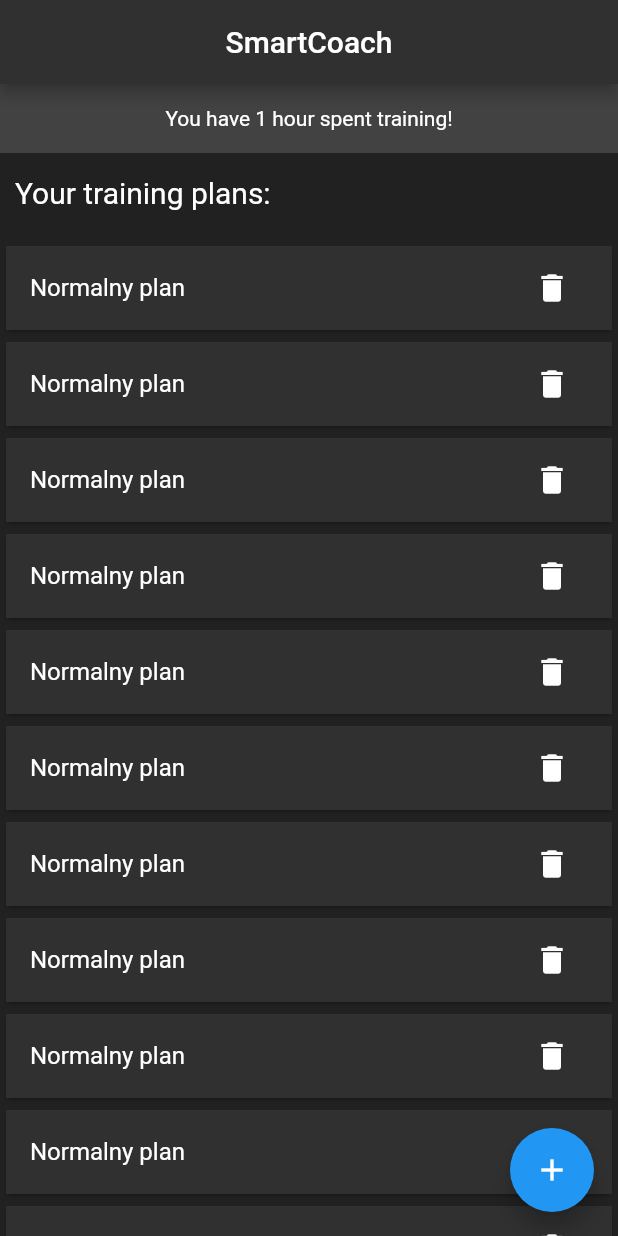
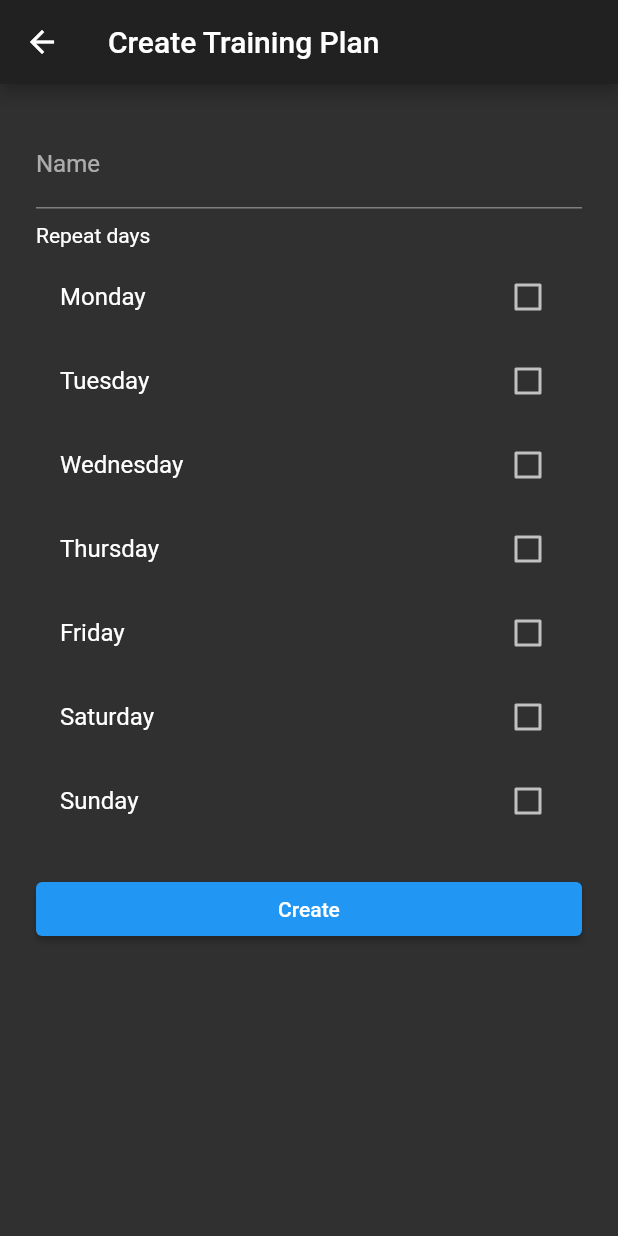
Before and after one commit to jegor377/SmartCoach, a Flutter app: the screen it shows after launch, after a tap on the "add" icon, on a phone screen of 412 x 824 dp. Run offline on Flutter 3.47's test engine with Material 2 defaults, Android fonts, the light colour scheme and no system bars; our stand-ins replace flutter_spinkit.

Commit message:
Working on creating_training_plan.dart. Changed training.dart classes' constructors and TrainingPlan way of storing repeating days.

```diff
--- a/lib/data/training.dart
+++ /dev/null
@@ -1,71 +0,0 @@
-/*
-{
-  "plans": [
-    {
-    "name": "abc",
-    "repeating_days": [0, 2, 4],
-    "exercises": [
-      {
-        "type": 0,
-        "descritption": "bla bla"
-      },
-      {
-        "type": 1,
-        "descritption": "bla bla",
-        "time": 30
-      }
-      ]
-    }
-  ]
-}
-*/
-
-class TrainingPlan {
-  String name;
-  List<int> repeating_days;
-  List<TrainingExercise> exercises;
-
-  TrainingPlan({required this.name, required this.repeating_days, required this.exercises});
-
-  factory TrainingPlan.fromJson(Map plan) {
-    TrainingPlan result = TrainingPlan(
-        name: plan['name'],
-        repeating_days: plan['repeating_days'],
-        exercises: []
-    );
-    for(Map exercise in plan['exercises']) {
-      switch(exercise['type']) {
-        case 0:
-          result.exercises.add(TrainingExercise.fromJson(exercise));
-          break;
-        case 1:
-          result.exercises.add(TimedTrainingExercise.fromJson(exercise));
-          break;
-      }
-    }
-    return result;
-  }
-}
-
-class TrainingExercise {
-  final String description;
-
-  TrainingExercise({required this.description});
-
-  factory TrainingExercise.fromJson(Map exercise) {
-    return TrainingExercise(description: exercise['description']);
-  }
-}
-
-class TimedTrainingExercise extends TrainingExercise {
-  final int time;
-
-  TimedTrainingExercise({required String description, required this.time}) : super(description: description);
-
-  factory TimedTrainingExercise.fromJson(Map exercise) {
-    return TimedTrainingExercise(
-      description: exercise['description'],
-      time: exercise['time'],
-    );
-  }
-}
--- a/lib/main.dart
+++ b/lib/main.dart
@@ -1,8 +1,7 @@
-import 'package:flutter/cupertino.dart';
 import 'package:flutter/material.dart';
-import 'package:smart_coach/data/training.dart';
-import 'package:smart_coach/pages/home.dart';
-import 'package:smart_coach/pages/loading.dart';
+import 'package:smart_coach/screens/creating_training_plan.dart';
+import 'package:smart_coach/screens/home.dart';
+import 'package:smart_coach/screens/loading.dart';
 
 void main() {
   runApp(MyApp());
@@ -14,10 +13,12 @@ class MyApp extends StatelessWidget {
   Widget build(BuildContext context) {
     return MaterialApp(
       title: 'SmartCoach',
-      initialRoute: '/loading',
+      initialRoute: LoadingTrainingPlanScreen.routeName,
+      theme: ThemeData.dark(),
       routes: {
-        '/home': (context) => HomePage(title: "SmartCoach"),
-        '/loading': (context) => LoadingTrainingPlan()
+        HomePageScreen.routeName: (context) => HomePageScreen(title: "SmartCoach"),
+        LoadingTrainingPlanScreen.routeName: (context) => LoadingTrainingPlanScreen(),
+        CreatingTrainingPlanScreen.routeName: (context) => CreatingTrainingPlanScreen(),
       },
     );
   }
--- /dev/null
+++ b/lib/models/training.dart
@@ -0,0 +1,111 @@
+/*
+{
+  "plans": [
+    {
+    "name": "abc",
+    "repeating_days": [0, 2, 4],
+    "exercises": [
+      {
+        "type": 0,
+        "descritption": "bla bla"
+      },
+      {
+        "type": 1,
+        "descritption": "bla bla",
+        "time": 30
+      }
+      ]
+    }
+  ]
+}
+*/
+
+class TrainingPlan {
+  String name = '';
+  bool repeatsOnMonday = false;
+  bool repeatsOnTuesday = false;
+  bool repeatsOnWednesday = false;
+  bool repeatsOnThursday = false;
+  bool repeatsOnFriday = false;
+  bool repeatsOnSaturday = false;
+  bool repeatsOnSunday = false;
+  List<TrainingExercise> exercises = [];
+
+  TrainingPlan({
+    required this.name,
+    this.repeatsOnMonday = false,
+    this.repeatsOnTuesday = false,
+    this.repeatsOnWednesday = false,
+    this.repeatsOnThursday = false,
+    this.repeatsOnFriday = false,
+    this.repeatsOnSaturday = false,
+    this.repeatsOnSunday = false,
+    required this.exercises,
+  });
+
+  TrainingPlan.empty();
+
+  factory TrainingPlan.fromJson(Map plan) {
+    TrainingPlan result = TrainingPlan.empty();
+    for(Map exercise in plan['exercises']) {
+      switch(exercise['type']) {
+        case 0:
+          result.exercises.add(TrainingExercise.fromJson(exercise));
+          break;
+        case 1:
+          result.exercises.add(TimedTrainingExercise.fromJson(exercise));
+          break;
+      }
+    }
+    result.name = plan['name'];
+    for(int day in plan['repeating_days']) {
+      switch(day) {
+        case 0: // monday
+          result.repeatsOnMonday = true;
+          break;
+        case 1: // tuesday
+          result.repeatsOnTuesday = true;
+          break;
+        case 2: // wednesday
+          result.repeatsOnWednesday = true;
+          break;
+        case 3: // thursday
+          result. repeatsOnThursday = true;
+          break;
+        case 4: // friday
+          result.repeatsOnFriday = true;
+          break;
+        case 5: // saturday
+          result.repeatsOnSaturday = true;
+          break;
+        case 6: // sunday
+          result.repeatsOnSunday = true;
+          break;
+      }
+    }
+    return result;
+  }
+}
+
+class TrainingExercise {
+  String description;
+
+  TrainingExercise({this.description = ''});
+
+  factory TrainingExercise.fromJson(Map exercise) {
+    return TrainingExercise(description: exercise['description']);
+  }
+}
+
+class TimedTrainingExercise extends TrainingExercise {
+  int time;
+
+  TimedTrainingExercise({String description = '', this.time = 0}) : super(description: description);
+
+  factory TimedTrainingExercise.fromJson(Map exercise) {
+    return TimedTrainingExercise(
+      description: exercise['description'],
+      time: exercise['time'],
+    );
+  }
+}
--- a/lib/pages/home.dart
+++ /dev/null
@@ -1,126 +0,0 @@
-import 'package:flutter/material.dart';
-import 'package:smart_coach/data/training.dart';
-import 'package:smart_coach/widgets/headline.dart';
-
-class HomePage extends StatefulWidget {
-  HomePage({Key? key, required this.title}) : super(key: key);
-
-  final String title;
-
-  @override
-  _HomePageState createState() => _HomePageState();
-}
-
-class _HomePageState extends State<HomePage> {
-  int _trained_time = 65;
-  List<TrainingPlan> plans = [
-    TrainingPlan(
-      name: "Normalny plan",
-      repeating_days: [0, 2, 4],
-      exercises: [
-        TrainingExercise(description: "20 przysiadow"),
-        TrainingExercise(description: "10 pompek"),
-        TimedTrainingExercise(description: "30 sekund planka", time: 30),
-      ],
-    )
-  ];
-
-  void _incrementCounter() {
-    setState(() {
-      _trained_time++;
-    });
-  }
-
-  String _getTimeSpentWorkingLabel() {
-    int hours = _trained_time ~/ 60;
-    return hours == 1 ? '1 hour' : '$hours hours';
-  }
-
-  @override
-  Widget build(BuildContext context) {
-    //plans = plans.isEmpty ? ModalRoute.of(context)!.settings.arguments as List<TrainingPlan> : plans;
-
-    return Scaffold(
-      backgroundColor: Colors.grey[900],
-      appBar: AppBar(
-        centerTitle: true,
-        title: Text(widget.title),
-        backgroundColor: Colors.grey[850],
-      ),
-      body: Column(
-        mainAxisAlignment: MainAxisAlignment.start,
-        crossAxisAlignment: CrossAxisAlignment.start,
-        children: [
-          Container(
-            decoration: BoxDecoration(
-              color: Colors.grey[800],
-            ),
-            child: SizedBox(
-              width: double.infinity,
-              child: Padding(
-                  padding: EdgeInsets.symmetric(vertical: 15.0),
-                  child: Center(
-                    child: Text(
-                      'You have ${_getTimeSpentWorkingLabel()} spent training!',
-                      style: TextStyle(color: Colors.white),
-                    ),
-                  )
-              ),
-            ),
-          ),
-          Headline(text_content: 'Your training plans:'),
-          Expanded(
-            child: ListView.builder(
-              scrollDirection: Axis.vertical,
-              shrinkWrap: true,
-              itemCount: 100,
-              itemBuilder: (context, index) {
-                return Card(
-                  child: ListTile(
-                    onTap: () {
-                      print('TAP');
-                    },
-                    title: Text(plans[0].name, style: TextStyle(color: Colors.white),),
-                    trailing: IconButton(
-                      icon: const Icon(Icons.delete, color: Colors.white,),
-                      onPressed: () async {
-                        bool result = await showDialog(
-                            context: context,
-                            builder: (BuildContext context) => AlertDialog(
-                              title: const Text('Remove Alert'),
-                              content: const Text('Do you want to remove the plan?'),
-                              actions: [
-                                TextButton(
-                                  onPressed: () {
-                                    Navigator.pop(context, true);
-                                  },
-                                  child: const Text('Yes'),
-                                ),
-                                TextButton(
-                                  onPressed: () {
-                                    Navigator.pop(context, false);
-                                  },
-                                  child: const Text('No'),
-                                ),
-                              ],
-                            )
-                        );
-                        print(result);
-                      },
-                    ),
-                    tileColor: Colors.grey[850],
-                  ),
-                );
-              },
-            ),
-          )
-        ],
-      ),
-      floatingActionButton: FloatingActionButton(
-        onPressed: _incrementCounter,
-        tooltip: 'Increment',
-        child: Icon(Icons.add),
-      ), // This trailing comma makes auto-formatting nicer for build methods.
-    );
-  }
-}
--- /dev/null
+++ b/lib/screens/creating_training_plan.dart
@@ -0,0 +1,131 @@
+import 'package:flutter/material.dart';
+import 'package:smart_coach/models/training.dart';
+
+class CreatingTrainingPlanScreen extends StatefulWidget {
+  static const routeName = '/new_plan';
+
+  const CreatingTrainingPlanScreen({Key? key}) : super(key: key);
+
+  @override
+  _CreatingTrainingPlanScreenState createState() => _CreatingTrainingPlanScreenState();
+}
+
+class _CreatingTrainingPlanScreenState extends State<CreatingTrainingPlanScreen> {
+  final GlobalKey<FormState> _formKey = GlobalKey<FormState>();
+  final _trainingPlan = TrainingPlan.empty();
+
+  @override
+  Widget build(BuildContext context) {
+    return Scaffold(
+      appBar: AppBar(
+        title: Text('Create Training Plan'),
+      ),
+      body: Container(
+        margin: EdgeInsets.fromLTRB(24.0, 24.0, 24.0, 0),
+        child: ListView(
+          shrinkWrap: true,
+          children: [
+            Form(
+              key: _formKey,
+              child: Column(
+                crossAxisAlignment: CrossAxisAlignment.stretch,
+                children: [
+                  TextFormField(
+                    decoration: const InputDecoration(
+                      labelText: "Name",
+                      hintText: "Enter training plan's name",
+                    ),
+                    validator: (String? value) {
+                      if(value == null || value.isEmpty) {
+                        return 'Please enter some name';
+                      }
+                      return null;
+                    },
+                  ),
+                  Padding(
+                    padding: EdgeInsets.fromLTRB(0, 10.0, 0, 5.0),
+                    child: const Text('Repeat days'),
+                  ),
+                  CheckboxListTile(
+                      title: const Text('Monday'),
+                      value: _trainingPlan.repeatsOnMonday,
+                      onChanged: (bool? val) {
+                        setState(() {
+                          _trainingPlan.repeatsOnMonday = val != null ? val : false;
+                        });
+                      }
+                  ),
+                  CheckboxListTile(
+                      title: const Text('Tuesday'),
+                      value: _trainingPlan.repeatsOnTuesday,
+                      onChanged: (bool? val) {
+                        setState(() {
+                          _trainingPlan.repeatsOnTuesday = val != null ? val : false;
+                        });
+                      }
+                  ),
+                  CheckboxListTile(
+                      title: const Text('Wednesday'),
+                      value: _trainingPlan.repeatsOnWednesday,
+                      onChanged: (bool? val) {
+                        setState(() {
+                          _trainingPlan.repeatsOnWednesday = val != null ? val : false;
+                        });
+                      }
+                  ),
+                  CheckboxListTile(
+                      title: const Text('Thursday'),
+                      value: _trainingPlan.repeatsOnThursday,
+                      onChanged: (bool? val) {
+                        setState(() {
+                          _trainingPlan.repeatsOnThursday = val != null ? val : false;
+                        });
+                      }
+                  ),
+                  CheckboxListTile(
+                      title: const Text('Friday'),
+                      value: _trainingPlan.repeatsOnFriday,
+                      onChanged: (bool? val) {
+                        setState(() {
+                          _trainingPlan.repeatsOnFriday = val != null ? val : false;
+                        });
+                      }
+                  ),
+                  CheckboxListTile(
+                      title: const Text('Saturday'),
+                      value: _trainingPlan.repeatsOnSaturday,
+                      onChanged: (bool? val) {
+                        setState(() {
+                          _trainingPlan.repeatsOnSaturday = val != null ? val : false;
+                        });
+                      }
+                  ),
+                  CheckboxListTile(
+                      title: const Text('Sunday'),
+                      value: _trainingPlan.repeatsOnSunday,
+                      onChanged: (bool? val) {
+                        setState(() {
+                          _trainingPlan.repeatsOnSunday = val != null ? val : false;
+                        });
+                      }
+                  ),
+                  Padding(
+                    padding: const EdgeInsets.fromLTRB(0, 20.0, 0, 0),
+                    child: ElevatedButton(
+                      onPressed: () {
+                        if(_formKey.currentState!.validate()) {
+                          print("VALID");
+                        }
+                      },
+                      child: const Text('Create'),
+                    ),
+                  )
+                ],
+              ),
+            ),
+          ],
+        )
+      )
+    );
+  }
+}
--- /dev/null
+++ b/lib/screens/home.dart
@@ -0,0 +1,135 @@
+import 'package:flutter/material.dart';
+import 'package:smart_coach/models/training.dart';
+import 'package:smart_coach/screens/creating_training_plan.dart';
+import 'package:smart_coach/widgets/headline.dart';
+
+class HomePageScreen extends StatefulWidget {
+  static const routeName = '/home';
+
+  HomePageScreen({Key? key, required this.title}) : super(key: key);
+
+  final String title;
+
+  @override
+  _HomePageScreenState createState() => _HomePageScreenState();
+}
+
+class _HomePageScreenState extends State<HomePageScreen> {
+  int _trained_time = 65;
+  List<TrainingPlan> plans = [
+    TrainingPlan(
+      name: "Normalny plan",
+      repeatsOnMonday: true,
+      repeatsOnTuesday: true,
+      repeatsOnFriday: true,
+      exercises: [
+        TrainingExercise(description: "20 przysiadow"),
+        TrainingExercise(description: "10 pompek"),
+        TimedTrainingExercise(description: "30 sekund planka", time: 30),
+      ],
+    )
+  ];
+
+  void _newTrainingPlan() {
+    // setState(() {
+    //   _trained_time++;
+    // });
+    Navigator.push(
+      context,
+      MaterialPageRoute(builder: (context) => CreatingTrainingPlanScreen()),
+    );
+  }
+
+  String _getTimeSpentWorkingLabel() {
+    int hours = _trained_time ~/ 60;
+    return hours == 1 ? '1 hour' : '$hours hours';
+  }
+
+  @override
+  Widget build(BuildContext context) {
+    //plans = plans.isEmpty ? ModalRoute.of(context)!.settings.arguments as List<TrainingPlan> : plans;
+
+    return Scaffold(
+      appBar: AppBar(
+        centerTitle: true,
+        title: Text(widget.title),
+      ),
+      body: Column(
+        mainAxisAlignment: MainAxisAlignment.start,
+        crossAxisAlignment: CrossAxisAlignment.start,
+        children: [
+          Container(
+            decoration: BoxDecoration(
+              color: Theme.of(context).secondaryHeaderColor,
+            ),
+            child: SizedBox(
+              width: double.infinity,
+              child: Padding(
+                  padding: EdgeInsets.symmetric(vertical: 15.0),
+                  child: Center(
+                    child: Text(
+                      'You have ${_getTimeSpentWorkingLabel()} spent training!'
+                    ),
+                  )
+              ),
+            ),
+          ),
+          Headline(text_content: 'Your training plans'),
+          Expanded(
+            child: ListView.builder(
+              scrollDirection: Axis.vertical,
+              shrinkWrap: true,
+              itemCount: 100,
+              itemBuilder: (context, index) {
+                return Card(
+                  child: ListTileTheme(
+                    child: ListTile(
+                      onTap: () {
+                        print('TAP');
+                      },
+                      leading: Icon(Icons.play_arrow),
+                      title: Text(plans[0].name),
+                      trailing: IconButton(
+                        icon: const Icon(Icons.delete),
+                        onPressed: () async {
+                          bool? result = await showDialog<bool>(
+                              context: context,
+                              builder: (BuildContext context) => AlertDialog(
+                                title: const Text('Remove Alert'),
+                                content: const Text('Do you want to remove the plan?'),
+                                actions: [
+                                  TextButton(
+                                    onPressed: () {
+                                      Navigator.pop(context, true);
+                                    },
+                                    child: const Text('Yes'),
+                                  ),
+                                  TextButton(
+                                    onPressed: () {
+                                      Navigator.pop(context, false);
+                                    },
+                                    child: const Text('No'),
+                                  ),
+                                ],
+                              )
+                          );
+                          result = result == null ? false : result;
+                          print(result);
+                        },
+                      ),
+                    ),
+                  )
+                );
+              },
+            ),
+          )
+        ],
+      ),
+      floatingActionButton: FloatingActionButton(
+        onPressed: _newTrainingPlan,
+        tooltip: 'Create new training plan',
+        child: Icon(Icons.add),
+      ),
+    );
+  }
+}
--- a/lib/widgets/headline.dart
+++ b/lib/widgets/headline.dart
@@ -12,16 +12,9 @@ class Headline extends StatelessWidget {
       padding: EdgeInsets.fromLTRB(10.0, 15.0, 0, 20.0),
       child: Text(
         text_content,
-        style: HeadlineStyle(),
+        style: TextStyle(fontSize: 20.0),
       ),
     );
   }
 
 }
-
-class HeadlineStyle extends TextStyle {
-  HeadlineStyle({Color color = Colors.white}) : super(
-    color: color,
-    fontSize: 20.0,
-  );
-}
```
Also changed, not shown: lib/screens/loading.dart (renamed from lib/pages/loading.dart, +8 -4 lines).
